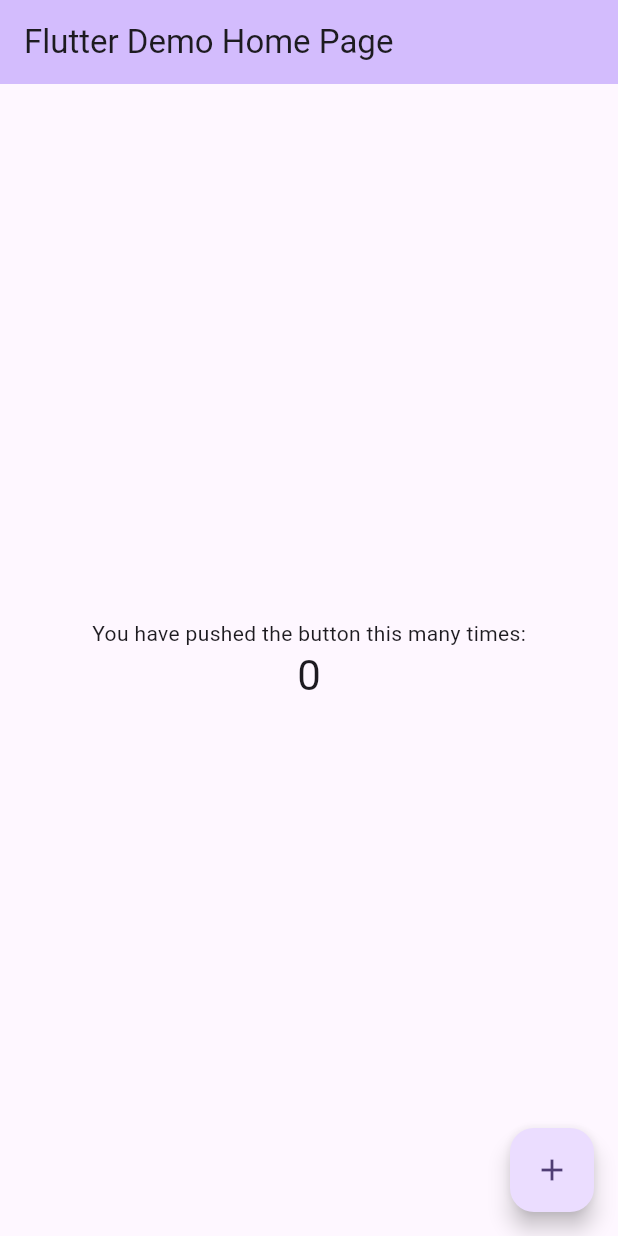
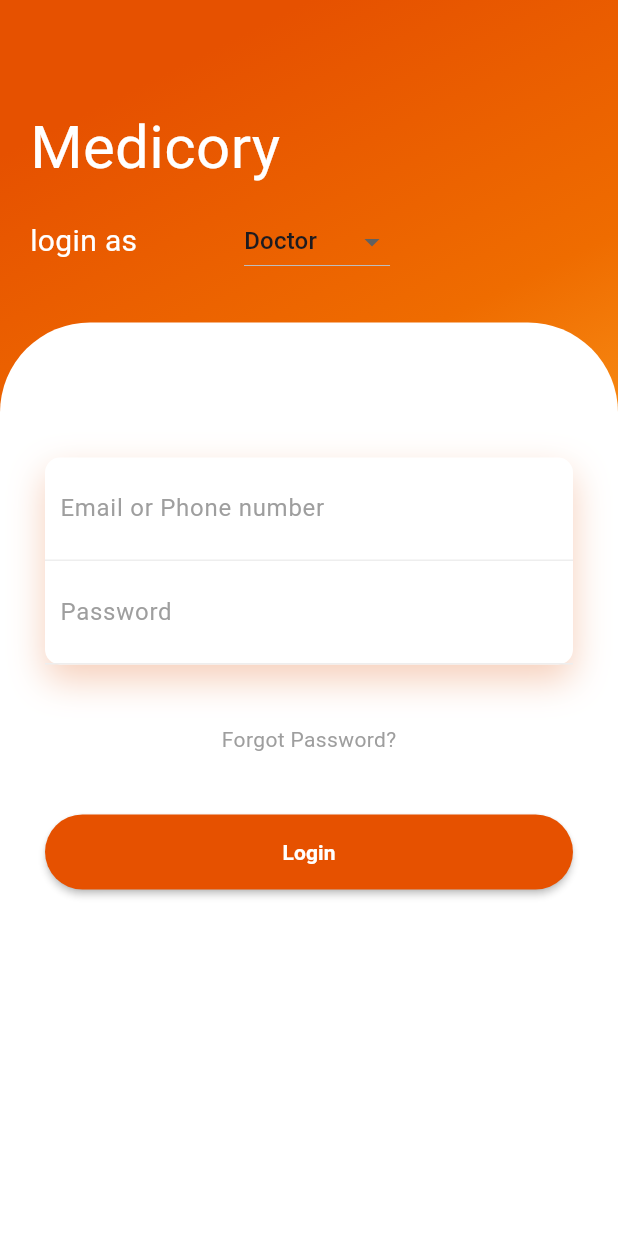
Before and after one commit to maiaboelmagde/medicory_gp, a Flutter app: the screen it shows after launch, on a phone screen of 412 x 824 dp. Run offline on Flutter 3.47's test engine with Material 3 defaults, Android fonts, the phone set to English and light mode, and no system bars; our stand-ins replace animate_do.

Commit message:
login page UI is almost Done

```diff
--- /dev/null
+++ b/lib/Pages/login_page.dart
@@ -0,0 +1,187 @@
+import 'package:animate_do/animate_do.dart';
+import 'package:flutter/material.dart';
+import 'package:medicory_gp/widgets/login_upper_part.dart';
+
+class HomePage extends StatelessWidget {
+  @override
+  Widget build(BuildContext context) {
+    return Scaffold(
+      body: Container(
+        width: double.infinity,
+        decoration: BoxDecoration(
+            gradient: LinearGradient(begin: Alignment.topCenter, colors: [
+          Colors.orange.shade900,
+          Colors.orange.shade800,
+          Colors.orange.shade400
+        ])),
+        child: Column(
+          crossAxisAlignment: CrossAxisAlignment.start,
+          children: <Widget>[
+            SizedBox(
+              height: 50,
+            ),
+            LoginUpperPart(),
+            SizedBox(height: 10),
+            Expanded(
+              child: Container(
+                decoration: BoxDecoration(
+                    color: Colors.white,
+                    borderRadius: BorderRadius.only(
+                        topLeft: Radius.circular(60),
+                        topRight: Radius.circular(60))),
+                child: Padding(
+                  padding: EdgeInsets.all(30),
+                  child: Column(
+                    children: <Widget>[
+                      SizedBox(
+                        height: 60,
+                      ),
+                      FadeInUp(
+                          duration: Duration(milliseconds: 1400),
+                          child: Container(
+                            decoration: BoxDecoration(
+                                color: Colors.white,
+                                borderRadius: BorderRadius.circular(10),
+                                boxShadow: [
+                                  BoxShadow(
+                                      color: Color.fromRGBO(225, 95, 27, .3),
+                                      blurRadius: 20,
+                                      offset: Offset(0, 10))
+                                ]),
+                            child: Column(
+                              children: <Widget>[
+                                Container(
+                                  padding: EdgeInsets.all(10),
+                                  decoration: BoxDecoration(
+                                      border: Border(
+                                          bottom: BorderSide(
+                                              color: Colors.grey.shade200))),
+                                  child: TextField(
+                                    decoration: InputDecoration(
+                                        hintText: "Email or Phone number",
+                                        hintStyle:
+                                            TextStyle(color: Colors.grey),
+                                        border: InputBorder.none),
+                                  ),
+                                ),
+                                Container(
+                                  padding: EdgeInsets.all(10),
+                                  decoration: BoxDecoration(
+                                      border: Border(
+                                          bottom: BorderSide(
+                                              color: Colors.grey.shade200))),
+                                  child: TextField(
+                                    obscureText: true,
+                                    decoration: InputDecoration(
+                                        hintText: "Password",
+                                        hintStyle:
+                                            TextStyle(color: Colors.grey),
+                                        border: InputBorder.none),
+                                  ),
+                                ),
+                              ],
+                            ),
+                          )),
+                      SizedBox(
+                        height: 40,
+                      ),
+                      FadeInUp(
+                          duration: Duration(milliseconds: 1500),
+                          child: Text(
+                            "Forgot Password?",
+                            style: TextStyle(color: Colors.grey),
+                          )),
+                      SizedBox(
+                        height: 40,
+                      ),
+                      FadeInUp(
+                          duration: Duration(milliseconds: 1600),
+                          child: MaterialButton(
+                            onPressed: () {},
+                            height: 50,
+                            // margin: EdgeInsets.symmetric(horizontal: 50),
+                            color: Colors.orange[900],
+                            shape: RoundedRectangleBorder(
+                              borderRadius: BorderRadius.circular(50),
+                            ),
+                            // decoration: BoxDecoration(
+                            // ),
+                            child: Center(
+                              child: Text(
+                                "Login",
+                                style: TextStyle(
+                                    color: Colors.white,
+                                    fontWeight: FontWeight.bold),
+                              ),
+                            ),
+                          )),
+                      SizedBox(
+                        height: 50,
+                      ),
+                      // FadeInUp(
+                      //     duration: Duration(milliseconds: 1700),
+                      //     child: Text(
+                      //       "Continue with social media",
+                      //       style: TextStyle(color: Colors.grey),
+                      //     )),
+                      // SizedBox(
+                      //   height: 30,
+                      // ),
+                      // Row(
+                      //   children: <Widget>[
+                      //     Expanded(
+                      //       child: FadeInUp(
+                      //           duration: Duration(milliseconds: 1800),
+                      //           child: MaterialButton(
+                      //             onPressed: () {},
+                      //             height: 50,
+                      //             color: Colors.blue,
+                      //             shape: RoundedRectangleBorder(
+                      //               borderRadius: BorderRadius.circular(50),
+                      //             ),
+                      //             child: Center(
+                      //               child: Text(
+                      //                 "Facebook",
+                      //                 style: TextStyle(
+                      //                     color: Colors.white,
+                      //                     fontWeight: FontWeight.bold),
+                      //               ),
+                      //             ),
+                      //           )),
+                      //     ),
+                      //     SizedBox(
+                      //       width: 30,
+                      //     ),
+                      //     Expanded(
+                      //       child: FadeInUp(
+                      //           duration: Duration(milliseconds: 1900),
+                      //           child: MaterialButton(
+                      //             onPressed: () {},
+                      //             height: 50,
+                      //             shape: RoundedRectangleBorder(
+                      //               borderRadius: BorderRadius.circular(50),
+                      //             ),
+                      //             color: Colors.black,
+                      //             child: Center(
+                      //               child: Text(
+                      //                 "Github",
+                      //                 style: TextStyle(
+                      //                     color: Colors.white,
+                      //                     fontWeight: FontWeight.bold),
+                      //               ),
+                      //             ),
+                      //           )),
+                      //     )
+                      //   ],
+                      // )
+                    ],
+                  ),
+                ),
+              ),
+            )
+          ],
+        ),
+      ),
+    );
+  }
+}
--- /dev/null
+++ b/lib/constants.dart
@@ -0,0 +1 @@
+const List<String> loginAsList = <String>['Doctor', 'LAB', 'Pharmacy', 'Owner'];
--- a/lib/main.dart
+++ b/lib/main.dart
@@ -1,125 +1,18 @@
+import 'package:animate_do/animate_do.dart';
 import 'package:flutter/material.dart';
+import 'package:medicory_gp/Pages/login_page.dart';
+import 'package:medicory_gp/widgets/login_upper_part.dart';
 
-void main() {
-  runApp(const MyApp());
-}
+void main() => runApp(MyApp());
 
 class MyApp extends StatelessWidget {
   const MyApp({super.key});
 
-  // This widget is the root of your application.
   @override
   Widget build(BuildContext context) {
     return MaterialApp(
-      title: 'Flutter Demo',
-      theme: ThemeData(
-        // This is the theme of your application.
-        //
-        // TRY THIS: Try running your application with "flutter run". You'll see
-        // the application has a purple toolbar. Then, without quitting the app,
-        // try changing the seedColor in the colorScheme below to Colors.green
-        // and then invoke "hot reload" (save your changes or press the "hot
-        // reload" button in a Flutter-supported IDE, or press "r" if you used
-        // the command line to start the app).
-        //
-        // Notice that the counter didn't reset back to zero; the application
-        // state is not lost during the reload. To reset the state, use hot
-        // restart instead.
-        //
-        // This works for code too, not just values: Most code changes can be
-        // tested with just a hot reload.
-        colorScheme: ColorScheme.fromSeed(seedColor: Colors.deepPurple),
-        useMaterial3: true,
-      ),
-      home: const MyHomePage(title: 'Flutter Demo Home Page'),
+      debugShowCheckedModeBanner: false,
+      home: HomePage(),
     );
   }
 }
-
-class MyHomePage extends StatefulWidget {
-  const MyHomePage({super.key, required this.title});
-
-  // This widget is the home page of your application. It is stateful, meaning
-  // that it has a State object (defined below) that contains fields that affect
-  // how it looks.
-
-  // This class is the configuration for the state. It holds the values (in this
-  // case the title) provided by the parent (in this case the App widget) and
-  // used by the build method of the State. Fields in a Widget subclass are
-  // always marked "final".
-
-  final String title;
-
-  @override
-  State<MyHomePage> createState() => _MyHomePageState();
-}
-
-class _MyHomePageState extends State<MyHomePage> {
-  int _counter = 0;
-
-  void _incrementCounter() {
-    setState(() {
-      // This call to setState tells the Flutter framework that something has
-      // changed in this State, which causes it to rerun the build method below
-      // so that the display can reflect the updated values. If we changed
-      // _counter without calling setState(), then the build method would not be
-      // called again, and so nothing would appear to happen.
-      _counter++;
-    });
-  }
-
-  @override
-  Widget build(BuildContext context) {
-    // This method is rerun every time setState is called, for instance as done
-    // by the _incrementCounter method above.
-    //
-    // The Flutter framework has been optimized to make rerunning build methods
-    // fast, so that you can just rebuild anything that needs updating rather
-    // than having to individually change instances of widgets.
-    return Scaffold(
-      appBar: AppBar(
-        // TRY THIS: Try changing the color here to a specific color (to
-        // Colors.amber, perhaps?) and trigger a hot reload to see the AppBar
-        // change color while the other colors stay the same.
-        backgroundColor: Theme.of(context).colorScheme.inversePrimary,
-        // Here we take the value from the MyHomePage object that was created by
-        // the App.build method, and use it to set our appbar title.
-        title: Text(widget.title),
-      ),
-      body: Center(
-        // Center is a layout widget. It takes a single child and positions it
-        // in the middle of the parent.
-        child: Column(
-          // Column is also a layout widget. It takes a list of children and
-          // arranges them vertically. By default, it sizes itself to fit its
-          // children horizontally, and tries to be as tall as its parent.
-          //
-          // Column has various properties to control how it sizes itself and
-          // how it positions its children. Here we use mainAxisAlignment to
-          // center the children vertically; the main axis here is the vertical
-          // axis because Columns are vertical (the cross axis would be
-          // horizontal).
-          //
-          // TRY THIS: Invoke "debug painting" (choose the "Toggle Debug Paint"
-          // action in the IDE, or press "p" in the console), to see the
-          // wireframe for each widget.
-          mainAxisAlignment: MainAxisAlignment.center,
-          children: <Widget>[
-            const Text(
-              'You have pushed the button this many times:',
-            ),
-            Text(
-              '$_counter',
-              style: Theme.of(context).textTheme.headlineMedium,
-            ),
-          ],
-        ),
-      ),
-      floatingActionButton: FloatingActionButton(
-        onPressed: _incrementCounter,
-        tooltip: 'Increment',
-        child: const Icon(Icons.add),
-      ), // This trailing comma makes auto-formatting nicer for build methods.
-    );
-  }
-}
--- /dev/null
+++ b/lib/widgets/login_upper_part.dart
@@ -0,0 +1,46 @@
+import 'package:animate_do/animate_do.dart';
+import 'package:flutter/material.dart';
+import 'package:medicory_gp/widgets/loginas_dropdown_button.dart';
+
+class LoginUpperPart extends StatelessWidget {
+  const LoginUpperPart({
+    super.key,
+  });
+
+  @override
+  Widget build(BuildContext context) {
+    return Padding(
+        padding: EdgeInsets.all(20),
+        child: Column(
+          crossAxisAlignment: CrossAxisAlignment.start,
+          children: <Widget>[
+            FadeInUp(
+                duration: Duration(milliseconds: 1000),
+                child: Text(
+                  "Medicory",
+                  style: TextStyle(color: Colors.white, fontSize: 40),
+                )),
+            SizedBox(
+              height: 10,
+            ),
+            FadeInUp(
+                duration: Duration(milliseconds: 1300),
+                child: Row(
+                  children: [
+                    Text(
+                      "login as ",
+                      style: TextStyle(color: Colors.white, fontSize: 20),
+                    ),
+                    Spacer(
+                      flex: 1,
+                    ),
+                    LogasDropDownButton(),
+                    Spacer(
+                      flex: 2,
+                    ),
+                  ],
+                )),
+          ],
+        ));
+  }
+}
--- /dev/null
+++ b/lib/widgets/loginas_dropdown_button.dart
@@ -0,0 +1,49 @@
+import 'package:flutter/material.dart';
+import 'package:medicory_gp/constants.dart';
+
+class LogasDropDownButton extends StatefulWidget {
+  const LogasDropDownButton({
+    super.key,
+  });
+
+  @override
+  State<LogasDropDownButton> createState() => _LogasDropDownButtonState();
+}
+
+class _LogasDropDownButtonState extends State<LogasDropDownButton> {
+  String dropdownValue = loginAsList.first;
+
+  @override
+  Widget build(BuildContext context) {
+    return DropdownButton(
+        value: dropdownValue,
+        items: loginAsList.map<DropdownMenuItem<String>>((String value) {
+          return DropdownMenuItem<String>(
+            value: value,
+            child: Text(value),
+          );
+        }).toList(),
+        //  [
+        // DropdownMenuItem<String>(
+        //   value: loginAsList[0],
+        //   child: Text(loginAsList[0]),
+        // ),
+        // DropdownMenuItem<String>(
+        //   value: loginAsList[1],
+        //   child: Text(loginAsList[1]),
+        // ),
+        // DropdownMenuItem<String>(
+        //   value: loginAsList[2],
+        //   child: Text(loginAsList[2]),
+        // ),
+        // DropdownMenuItem<String>(
+        //   value: loginAsList[3],
+        //   child: Text(loginAsList[3]),
+        // )
+        // ],
+        onChanged: (value) {
+          dropdownValue = value!;
+          setState(() {});
+        });
+  }
+}
--- a/pubspec.yaml
+++ b/pubspec.yaml
@@ -35,6 +35,7 @@ dependencies:
   # The following adds the Cupertino Icons font to your application.
   # Use with the CupertinoIcons class for iOS style icons.
   cupertino_icons: ^1.0.6
+  animate_do: ^3.3.4
 
 dev_dependencies:
   flutter_test:
```
Also changed, not shown: pubspec.lock.
